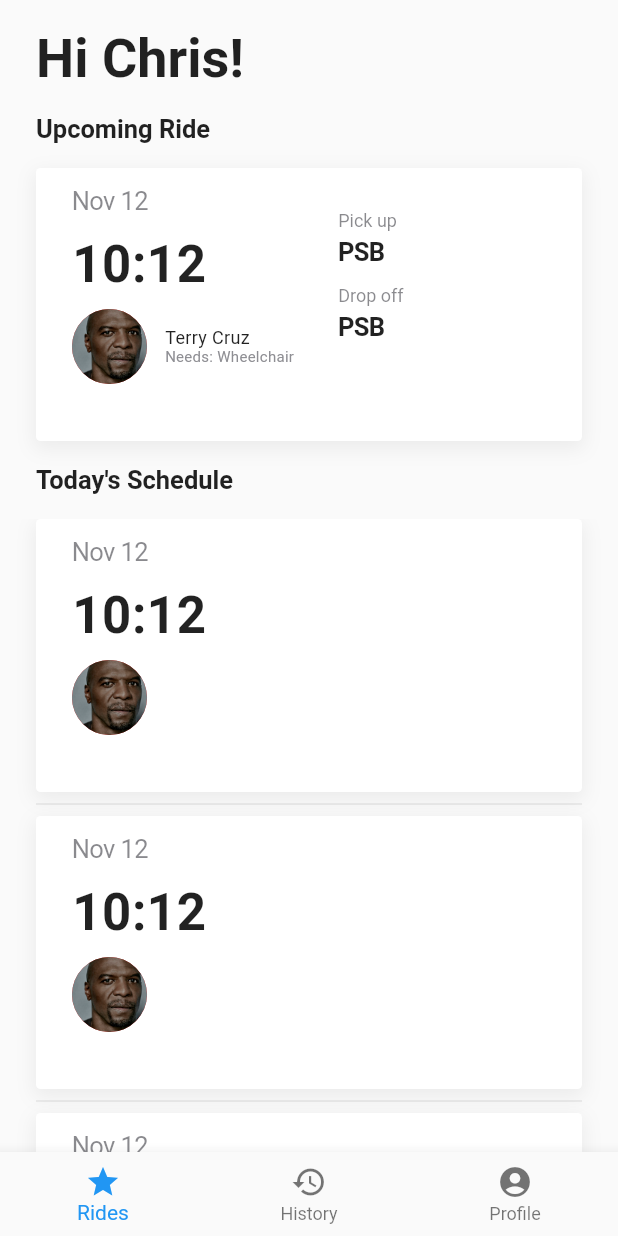
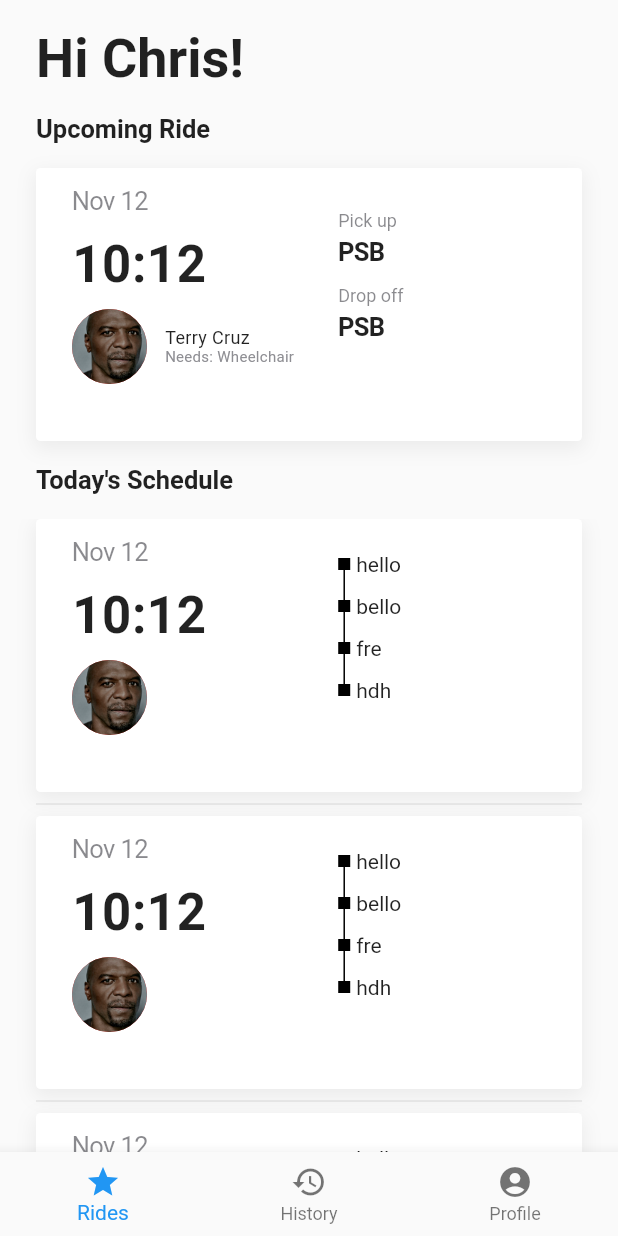
Before and after one commit to cornell-dti/carriage-driver, a Flutter app: the Home screen opened directly, on a phone screen of 412 x 824 dp. Run offline on Flutter 3.47's test engine with Material 2 defaults, Android fonts, the phone set to English and light mode, and no system bars; Roboto replaces fonts that are missing (SFPro).

Commit message:
Route Path for Upcoming Rides
Not responsive yet.

```diff
--- a/lib/Upcoming.dart
+++ b/lib/Upcoming.dart
@@ -352,7 +352,7 @@ class _UpcomingRideState extends State<UpcomingRide> {
                   child: Column(
                     mainAxisAlignment: MainAxisAlignment.center,
                     children: <Widget>[
-
+                      Route(destinations: ["hello", "bello", "fre", "hdh"],)
                     ],
                   ),
                 )
@@ -364,3 +364,75 @@ class _UpcomingRideState extends State<UpcomingRide> {
     );
   }
 }
+
+class Route extends StatefulWidget {
+  const Route ({
+    Key key,
+    @required this.destinations
+  }) : assert(destinations != null),
+        super(key: key);
+
+  final List<String> destinations;
+
+  @override
+  _RouteState createState() => _RouteState();
+}
+
+class _RouteState extends State<Route> {
+
+  @override
+  void initState() {
+    // TODO: implement initState
+    super.initState();
+  }
+
+  bool _isFirst(int index) {
+    return index == 0;
+  }
+
+  bool _isLast(int index) {
+    return index == widget.destinations.length - 1;
+  }
+
+  Widget _buildLine(bool visible) {
+    return Container(
+      width: visible ? 1.0 : 0.0,
+      height: 10.0,
+      color: Colors.black,
+    );
+  }
+
+  Widget _buildVerticalHeader(BuildContext context, int index) {
+    return Container(
+      child: Row(
+        children: <Widget>[
+          Column(
+            children: <Widget>[
+              _buildLine(!_isFirst(index)),
+              Container(
+                width: 8, height: 8,
+                decoration: BoxDecoration(
+                  color: Colors.black
+                ),),
+              _buildLine(!_isLast(index)),
+            ],
+          ),
+          Container(
+            margin: const EdgeInsetsDirectional.only(start: 4.0),
+            child: Text(widget.destinations[index]),
+          ),
+        ],
+      ),
+    );
+  }
+
+  @override
+  Widget build(BuildContext context) {
+    return ListView.builder(
+      shrinkWrap: true,
+      physics: NeverScrollableScrollPhysics(),
+      itemCount: widget.destinations.length,
+      itemBuilder: _buildVerticalHeader,
+    );
+  }
+}
```
